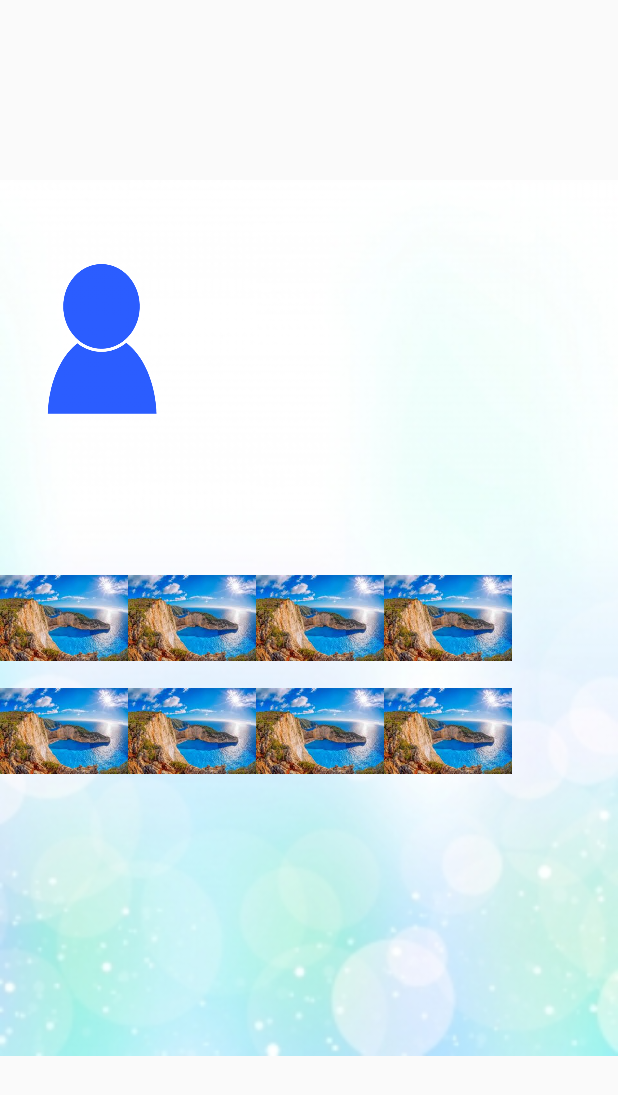
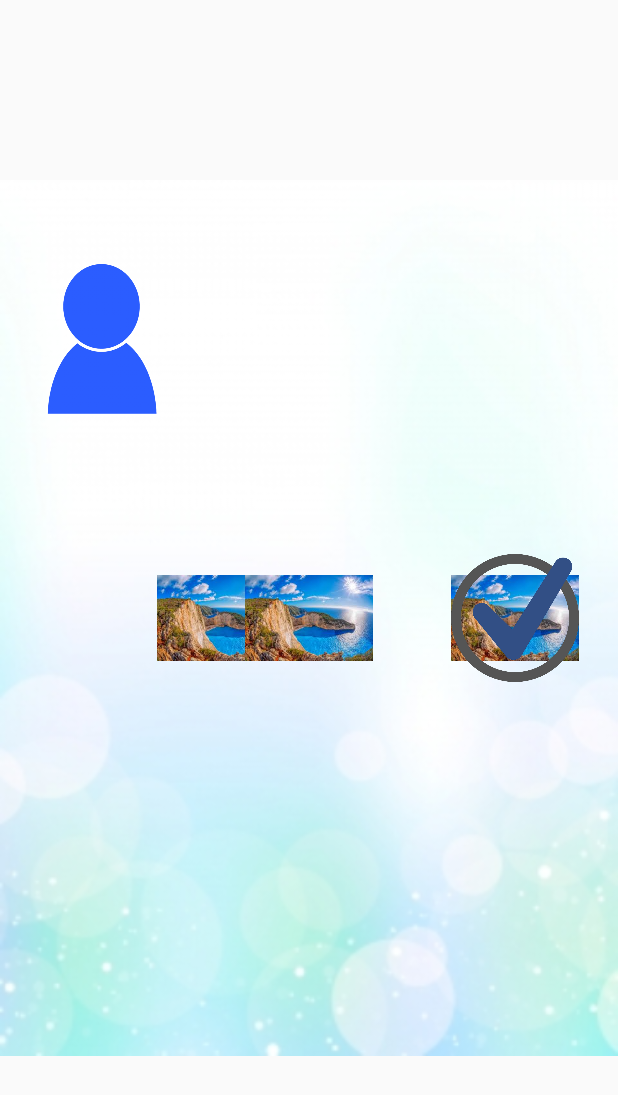
Before and after one commit to h-matsuo/hackathon_2017_colopl, an Android app: the CardDetailActivity screen opened directly, with no data from a screen before it, on a phone screen of 412 x 824 dp. Shown: the top 1095 px of the screen. Run offline under Robolectric (Android 15) with nearby library versions, the phone set to English and light mode, and no system bars.

Commit message:
final commit!

```diff
--- a/MyApplication/app/src/main/java/com/example/stamprally/CardDetailActivity.java
+++ b/MyApplication/app/src/main/java/com/example/stamprally/CardDetailActivity.java
@@ -13,7 +13,7 @@ import android.widget.TextView;
 public class CardDetailActivity extends Activity {
     String cardName,userName,description;
     TextView textUserName,textDescription,textCardName;
-    ImageView mImageView[]=new ImageView[8];
+    ImageView mImageView[]=new ImageView[3];
     int ids[];
     int num;
     ImageView backView;
@@ -28,11 +28,6 @@ public class CardDetailActivity extends Activity {
         mImageView[0]=findViewById(R.id.imageView2_1);
         mImageView[1]=findViewById(R.id.imageView2_2);
         mImageView[2]=findViewById(R.id.imageView2_3);
-        mImageView[3]=findViewById(R.id.imageView2_4);
-        mImageView[4]=findViewById(R.id.imageView2_5);
-        mImageView[5]=findViewById(R.id.imageView2_6);
-        mImageView[6]=findViewById(R.id.imageView2_7);
-        mImageView[7]=findViewById(R.id.imageView2_8);
         backView=findViewById(R.id.imageView55);
 
 
--- a/MyApplication/app/src/main/res/layout/activity_detail.xml
+++ b/MyApplication/app/src/main/res/layout/activity_detail.xml
@@ -64,72 +64,41 @@
         android:id="@+id/imageView2_1"
         android:layout_width="85dp"
         android:layout_height="85dp"
-        android:layout_alignParentLeft="true"
-        android:layout_alignParentStart="true"
-        android:layout_below="@+id/text_username2"
-        android:src="@drawable/download_1" />
+        android:src="@drawable/download_1"
+        android:layout_marginRight="16dp"
+        android:layout_marginEnd="16dp"
+        android:layout_alignTop="@+id/imageView2_2"
+        android:layout_toLeftOf="@+id/text_description2"
+        android:layout_toStartOf="@+id/text_description2" />
 
     <ImageView
         android:id="@+id/imageView2_2"
         android:layout_width="85dp"
         android:layout_height="85dp"
-        android:layout_below="@+id/text_username2"
-        android:layout_toEndOf="@+id/imageView2_1"
-        android:layout_toRightOf="@+id/imageView2_1"
-        android:src="@drawable/download_1" />
+        android:src="@drawable/download_1"
+        android:layout_alignTop="@+id/imageView2_3"
+        android:layout_centerHorizontal="true" />
 
     <ImageView
         android:id="@+id/imageView2_3"
         android:layout_width="85dp"
         android:layout_height="85dp"
-        android:layout_alignTop="@+id/imageView2_2"
-        android:layout_toEndOf="@+id/imageView2_2"
-        android:layout_toRightOf="@+id/imageView2_2"
-        android:src="@drawable/download_1" />
+        android:src="@drawable/download_1"
+        android:layout_centerVertical="true"
+        android:layout_alignLeft="@+id/stamp"
+        android:layout_alignStart="@+id/stamp" />
 
     <ImageView
-        android:id="@+id/imageView2_4"
+        android:id="@+id/stamp"
         android:layout_width="85dp"
         android:layout_height="85dp"
+        android:src="@drawable/stamp"
         android:layout_alignTop="@+id/imageView2_3"
-        android:layout_toEndOf="@+id/imageView2_3"
-        android:layout_toRightOf="@+id/imageView2_3"
-        android:src="@drawable/download_1" />
+        android:layout_alignParentRight="true"
+        android:layout_alignParentEnd="true"
+        android:layout_marginRight="26dp"
+        android:layout_marginEnd="26dp" />
 
-    <ImageView
-        android:id="@+id/imageView2_5"
-        android:layout_width="85dp"
-        android:layout_height="85dp"
-        android:layout_alignParentLeft="true"
-        android:layout_alignParentStart="true"
-        android:layout_centerVertical="true"
-        android:src="@drawable/download_1" />
 
-    <ImageView
-        android:id="@+id/imageView2_6"
-        android:layout_width="85dp"
-        android:layout_height="85dp"
-        android:layout_alignTop="@+id/imageView2_5"
-        android:layout_toEndOf="@+id/imageView2_1"
-        android:layout_toRightOf="@+id/imageView2_1"
-        android:src="@drawable/download_1" />
-
-    <ImageView
-        android:id="@+id/imageView2_7"
-        android:layout_width="85dp"
-        android:layout_height="85dp"
-        android:layout_alignTop="@+id/imageView2_6"
-        android:layout_toEndOf="@+id/imageView2_2"
-        android:layout_toRightOf="@+id/imageView2_2"
-        android:src="@drawable/download_1" />
-
-    <ImageView
-        android:id="@+id/imageView2_8"
-        android:layout_width="85dp"
-        android:layout_height="85dp"
-        android:layout_alignTop="@+id/imageView2_7"
-        android:layout_toEndOf="@+id/imageView2_3"
-        android:layout_toRightOf="@+id/imageView2_3"
-        android:src="@drawable/download_1" />
 
 </RelativeLayout>
```
